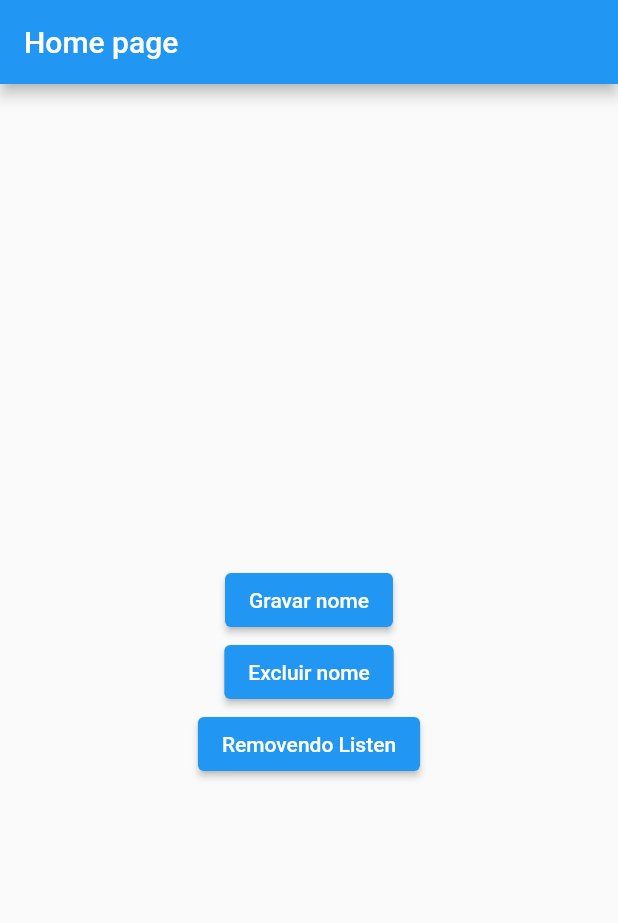
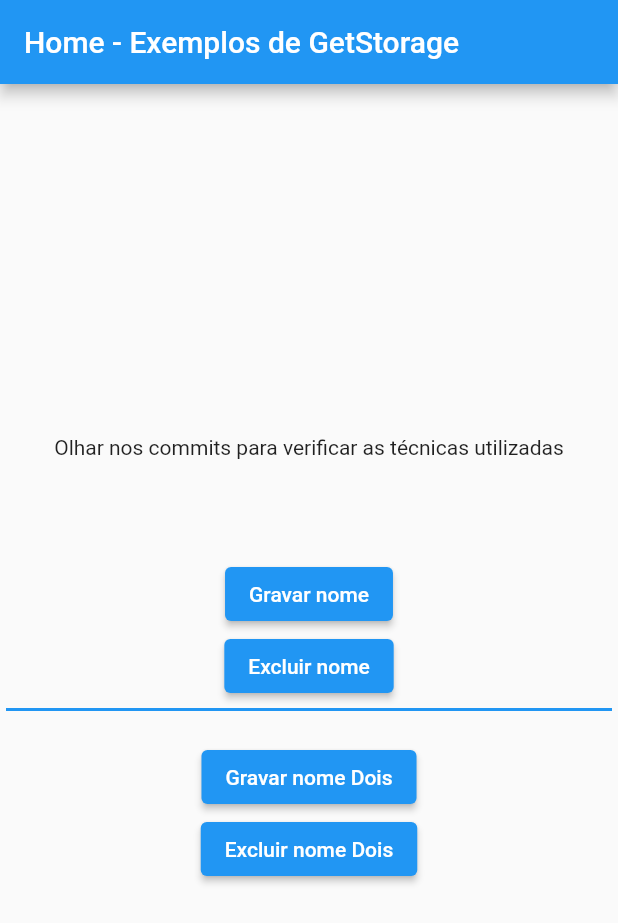
Before and after one commit to wahlfernando/get_storare_exemple, a Flutter app: the screen it shows after launch, on a phone screen of 412 x 824 dp. Shown: the top 923 px of the screen. Run offline on Flutter 3.47's test engine with Material 2 defaults, Android fonts, the phone set to English and light mode, and no system bars; our stand-ins replace get_storage.

Commit message:
possibilidade de usar dois Container para usar storages diferentes

```diff
--- a/lib/main.dart
+++ b/lib/main.dart
@@ -4,6 +4,7 @@ import 'package:get_storage_exemple/pages/home/home_page.dart';
 
 void main() async{
   await GetStorage.init;
+  await GetStorage.init('StorageDois');
   runApp(const MyApp());
 }
 
--- a/lib/pages/home/home_page.dart
+++ b/lib/pages/home/home_page.dart
@@ -12,6 +12,8 @@ class HomePage extends StatefulWidget {
 
 class _HomePageState extends State<HomePage> {
   final storage = GetStorage();
+  final storageDois = GetStorage(
+      'StorageDois'); // => importante passar o mesmo nome da inicialização
   late final VoidCallback listen;
 
   @override
@@ -35,45 +37,72 @@ class _HomePageState extends State<HomePage> {
     super.dispose();
   }
 
-
   @override
   Widget build(BuildContext context) {
     var name = storage.read('nameKey') ?? '';
+    var nameDois = storageDois.read('nameKey') ?? '';
+
     return Scaffold(
       appBar: AppBar(
-        title: const Text('Home page'),
+        title: const Text('Home - Exemplos de GetStorage'),
       ),
       body: Center(
         child: Column(
           mainAxisAlignment: MainAxisAlignment.center,
           children: [
+            const Text('Olhar nos commits para verificar as técnicas utilizadas'),
+            const SizedBox(
+              height: 50,
+            ),
             Text(name),
             ElevatedButton(
               onPressed: () {
-                storage.write('nameKey', 'Fernando Alexandre Wahl - Dev. Flutter');
-                setState(() {
-
-                });
+                storage.write(
+                    'nameKey', 'Fernando Alexandre Wahl - Dev. Flutter');
+                setState(() {});
               },
               child: const Text('Gravar nome'),
             ),
             ElevatedButton(
               onPressed: () {
                 storage.remove('nameKey');
-                setState(() {
-
-                });
+                setState(() {});
               },
               child: const Text('Excluir nome'),
             ),
+            Padding(
+              padding: const EdgeInsets.all(4.0),
+              child: Container(
+                color: Theme.of(context).primaryColor,
+                width: MediaQuery.of(context).size.width,
+                height: 2,
+              ),
+            ),
+            Text(nameDois),
             ElevatedButton(
               onPressed: () {
-                // iso ja faz com que a "escuta" das storages para de funcioar.
-                // nao tem um objetivo muito claro, mas é uma possibilidade.
-                listen();
+                storageDois.write('nameKey', 'Desenvolvimento Flutter');
+                setState(() {});
               },
-              child: const Text('Removendo Listen'),
+              child: const Text('Gravar nome Dois'),
             ),
+            ElevatedButton(
+              onPressed: () {
+                storageDois.remove('nameKey');
+                setState(() {});
+              },
+              child: const Text('Excluir nome Dois'),
+            ),
+
+            // comentado temporariamente para estudar a parte de duplos Containers do Storage
+            // ElevatedButton(
+            //   onPressed: () {
+            //     // iso ja faz com que a "escuta" das storages para de funcioar.
+            //     // nao tem um objetivo muito claro, mas é uma possibilidade.
+            //     listen();
+            //   },
+            //   child: const Text('Removendo Listen'),
+            // ),
           ],
         ),
       ),
```
Lines whose indentation alone changed are shown as unchanged.
